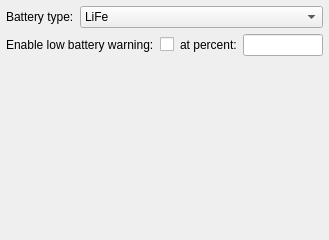
Old version of the form ui/BatterySettingsWidget.ui in the repository kipr/botui.
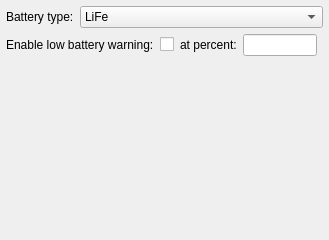
New version of the form. Custom widgets are drawn as their Qt base class.

Commit message: Fixed spacing in BatterySettingsWidget

```diff
--- a/ui/BatterySettingsWidget.ui
+++ b/ui/BatterySettingsWidget.ui
@@ -57,7 +57,7 @@
     </layout>
    </item>
    <item>
-    <layout class="QHBoxLayout" name="horizontalLayout_3" stretch="0,1,0,0">
+    <layout class="QHBoxLayout" name="horizontalLayout_3">
      <item>
       <widget class="QLabel" name="label_4">
        <property name="text">
@@ -82,6 +82,19 @@
      <item>
       <widget class="LineEdit" name="warningThresh"/>
      </item>
+     <item>
+      <spacer name="horizontalSpacer">
+       <property name="orientation">
+        <enum>Qt::Horizontal</enum>
+       </property>
+       <property name="sizeHint" stdset="0">
+        <size>
+         <width>40</width>
+         <height>20</height>
+        </size>
+       </property>
+      </spacer>
+     </item>
     </layout>
    </item>
    <item>
```
